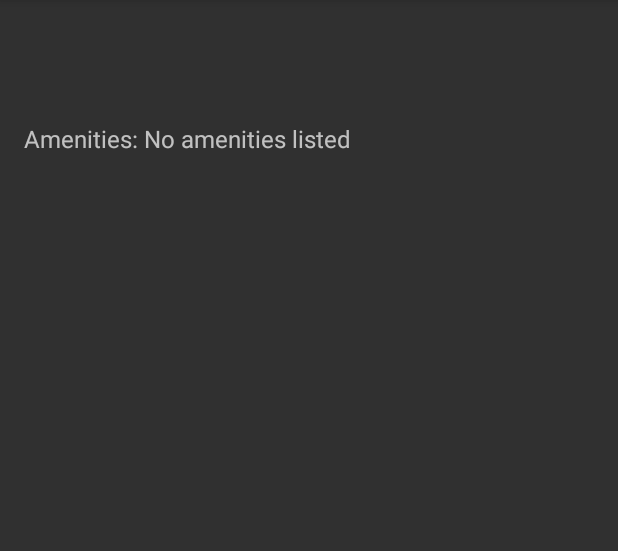
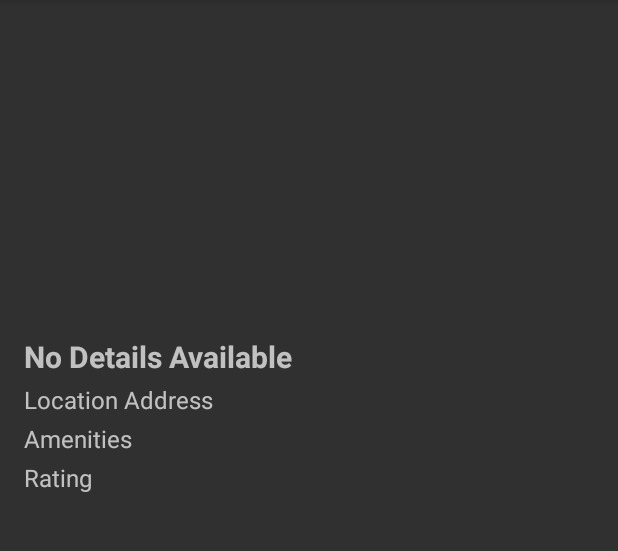
Before and after one commit to cinthyahPSU/Capstone, an Android app: the DetailsActivity screen opened directly, with no data from a screen before it, on a phone screen of 412 x 824 dp, the part 84-635 px from its top. Run offline under Robolectric (Android 15) with nearby library versions, the phone set to English and light mode, and no system bars; pictures from the network do not load.

Commit message:
Sprint 2: changes to activity_main.xml, AndroidManifest.xml, build.gradle.kts, MainActivity.java new commits activity_details.xml, DetailsActivity.java

```diff
--- a/app/build.gradle.kts
+++ b/app/build.gradle.kts
@@ -57,6 +57,8 @@ dependencies {
     implementation ("com.google.android.gms:play-services-location:21.0.1")
     implementation ("com.google.android.libraries.places:places:3.3.0")
     testImplementation ("org.robolectric:robolectric:4.11")
+    implementation ("com.github.bumptech.glide:glide:4.16.0")
+    annotationProcessor ("com.github.bumptech.glide:compiler:4.16.0")
 
 
 }
--- a/app/src/main/java/com/example/coworkingfinds/CoworkingAdapter.java
+++ b/app/src/main/java/com/example/coworkingfinds/CoworkingAdapter.java
@@ -38,11 +38,7 @@ public class CoworkingAdapter extends RecyclerView.Adapter<CoworkingAdapter.View
 
         holder.itemView.setOnClickListener(v -> {
             Intent intent = new Intent(context, DetailsActivity.class);
-            intent.putExtra("name", space.getName());
-            intent.putExtra("address", space.getAddress());
-            intent.putExtra("latitude", space.getLatitude());
-            intent.putExtra("longitude", space.getLongitude());
-            intent.putExtra("amenities", space.getAmenities().toArray(new String[0]));
+            intent.putExtra("coworking_space", space);
             context.startActivity(intent);
         });
     }
--- a/app/src/main/java/com/example/coworkingfinds/DetailsActivity.java
+++ b/app/src/main/java/com/example/coworkingfinds/DetailsActivity.java
@@ -1,15 +1,19 @@
 package com.example.coworkingfinds;
+
+import static com.example.coworkingfinds.MainActivity.API_KEY;
 
 import android.content.Intent;
 import android.os.Bundle;
+import android.widget.ImageView;
 import android.widget.TextView;
 
 import androidx.appcompat.app.AppCompatActivity;
-
-import java.util.Arrays;
+import com.bumptech.glide.Glide;
+import java.util.List;
 
 public class DetailsActivity extends AppCompatActivity {
-    private TextView nameText, addressText, amenitiesText;
+    private TextView nameText, addressText, amenitiesText, RatingText;
+    private ImageView placeImage;
 
     @Override
     protected void onCreate(Bundle savedInstanceState) {
@@ -20,19 +24,37 @@ public class DetailsActivity extends AppCompatActivity {
         nameText = findViewById(R.id.location_name);
         addressText = findViewById(R.id.location_address);
         amenitiesText = findViewById(R.id.location_amenities);
+        RatingText = findViewById(R.id.location_rating);
+        placeImage = findViewById(R.id.place_image);
 
-        // Get data from intent
-        Intent intent = getIntent();
-        String name = intent.getStringExtra("name");
-        String address = intent.getStringExtra("address");
-        double latitude = intent.getDoubleExtra("latitude", 0.0);
-        double longitude = intent.getDoubleExtra("longitude", 0.0);
-        String[] amenitiesArray = intent.getStringArrayExtra("amenities");
-        String amenities = (amenitiesArray != null) ? Arrays.toString(amenitiesArray) : "No amenities listed";
+        // Get the object from intent
+        CoworkingSpace space = (CoworkingSpace) getIntent().getSerializableExtra("coworking_space");
 
-        // Set text values
-        nameText.setText(name);
-        addressText.setText(address);
-        amenitiesText.setText("Amenities: " + amenities);
+        if (space != null) {
+            nameText.setText(space.getName());
+            addressText.setText(space.getAddress());
+            RatingText.setText("Rating: " + space.getRating());
+
+            // Get amenities
+            List<String> amenitiesList = space.getAmenities();
+            if (amenitiesList != null && !amenitiesList.isEmpty()) {
+                String amenities = "Amenities: " + String.join(", ", amenitiesList);
+                amenitiesText.setText(amenities);
+            } else {
+                amenitiesText.setText("Amenities: No amenities listed");
+            }
+
+            // Load image if available
+            if (space.getPhotoReference() != null && !space.getPhotoReference().isEmpty()) {
+                String imageUrl = "https://maps.googleapis.com/maps/api/place/photo?" +
+                        "maxwidth=800" +
+                        "&photo_reference=" + space.getPhotoReference() +
+                        "&key=" + API_KEY;
+
+                Glide.with(this).load(imageUrl).into(placeImage);
+            }
+        } else {
+            nameText.setText("No Details Available");
+        }
     }
 }
--- a/app/src/main/res/layout/activity_details.xml
+++ b/app/src/main/res/layout/activity_details.xml
@@ -1,10 +1,14 @@
-<?xml version="1.0" encoding="utf-8"?>
 <LinearLayout xmlns:android="http://schemas.android.com/apk/res/android"
     android:layout_width="match_parent"
     android:layout_height="match_parent"
     android:orientation="vertical"
-    android:padding="16dp"
-    android:id="@+id/location_details">
+    android:padding="16dp">
+
+    <ImageView
+        android:id="@+id/place_image"
+        android:layout_width="match_parent"
+        android:layout_height="200dp"
+        android:scaleType="centerCrop" />
 
     <TextView
         android:id="@+id/location_name"
@@ -13,7 +17,7 @@
         android:text="Location Name"
         android:textSize="20sp"
         android:textStyle="bold"
-        android:paddingBottom="8dp"/>
+        android:paddingTop="8dp"/>
 
     <TextView
         android:id="@+id/location_address"
@@ -21,12 +25,22 @@
         android:layout_height="wrap_content"
         android:text="Location Address"
         android:textSize="16sp"
-        android:paddingBottom="8dp"/>
+        android:paddingTop="4dp"/>
 
     <TextView
         android:id="@+id/location_amenities"
         android:layout_width="wrap_content"
         android:layout_height="wrap_content"
         android:text="Amenities"
-        android:textSize="16sp"/>
+        android:textSize="16sp"
+        android:paddingTop="4dp"/>
+
+    <TextView
+        android:id="@+id/location_rating"
+        android:layout_width="wrap_content"
+        android:layout_height="wrap_content"
+        android:text="Rating"
+        android:textSize="16sp"
+        android:paddingTop="4dp"/>
+
 </LinearLayout>
```
Also changed, not shown: app/src/main/java/com/example/coworkingfinds/CoworkingSpace.java (+15 -18 lines), app/src/main/java/com/example/coworkingfinds/MainActivity.java (+105 -23 lines), app/src/main/res/layout/activity_main.xml (+14 -12 lines), 1 other file.
